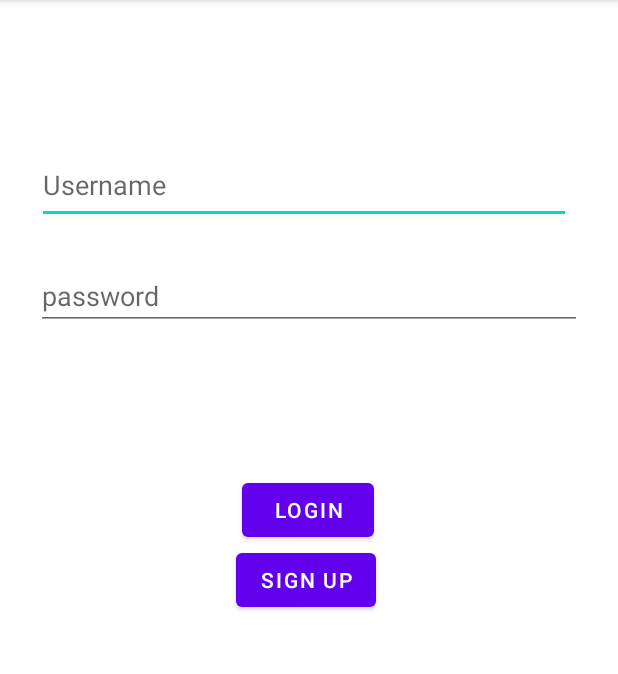
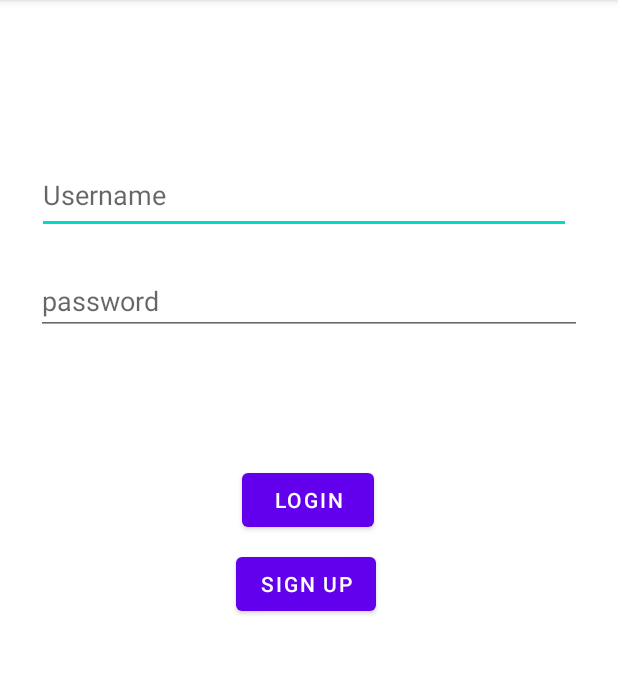
Before and after one commit to jacobspettigrew/AlzRemindersCaretaker, an Android app: the screen it shows after launch (App), on a phone screen of 412 x 824 dp, the part 84-758 px from its top. Run offline under Robolectric (Android 15) with nearby library versions, the phone set to English and light mode, and no system bars; libraries missing offline, so code that uses them is left out: com.parse; 1 statement that could not run was skipped.

Commit message:
added extra activity to add patientId

```diff
--- a/app/src/main/AndroidManifest.xml
+++ b/app/src/main/AndroidManifest.xml
@@ -22,6 +22,7 @@
         <activity android:name=".Home"/>
         <activity android:name=".Reminder"/>
         <activity android:name=".MainTask"/>
+        <activity android:name=".SetId"/>
 
         <meta-data
             android:name="com.parse.SERVER_URL"
--- a/app/src/main/java/com/Alzreminder_caregiver/App.java
+++ b/app/src/main/java/com/Alzreminder_caregiver/App.java
@@ -32,9 +32,10 @@ public class App extends AppCompatActivity  {
         );
 
         setContentView(R.layout.activity_main);
-        if(ParseUser.getCurrentUser() != null){
-            goToMainTask();
-        }
+//        if(ParseUser.getCurrentUser() != null){
+//            goToMainTask();
+//        }
+
     }
 
 
@@ -66,8 +67,14 @@ public class App extends AppCompatActivity  {
                 public void done(ParseUser user, ParseException e) {
                     if(user != null){
                         Toast.makeText(getApplicationContext(),"Login successful", Toast.LENGTH_SHORT).show();
-                        Intent intent = new Intent(view.getContext(), Home.class);
-                        startActivity(intent);
+                        if(!user.getBoolean("connectToPatient")){
+                            Intent intent = new Intent(view.getContext(), SetId.class);
+                            startActivity(intent);
+                        }
+                        else{
+                            Intent intent = new Intent(view.getContext(), Home.class);
+                            startActivity(intent);
+                        }
                     }
                     else {
                         Toast.makeText(getApplicationContext(), e.getMessage(), Toast.LENGTH_SHORT).show();
--- a/app/src/main/java/com/Alzreminder_caregiver/Home.java
+++ b/app/src/main/java/com/Alzreminder_caregiver/Home.java
@@ -38,7 +38,6 @@ public class Home extends AppCompatActivity implements View.OnClickListener {
     @Override
     public void onClick(View view) {
         Intent intent;
-
         switch(view.getId()){
             case R.id.cardViewTask: {
                 intent = new Intent(this, MainTask.class);
@@ -53,8 +52,6 @@ public class Home extends AppCompatActivity implements View.OnClickListener {
             default:{
                 break;
             }
-
         }
-
     }
 }
--- a/app/src/main/java/com/Alzreminder_caregiver/MainTask.java
+++ b/app/src/main/java/com/Alzreminder_caregiver/MainTask.java
@@ -13,5 +13,4 @@ public class MainTask extends AppCompatActivity {
         super.onCreate(savedInstanceState);
         setContentView(R.layout.activity_caregiver_tasks);
     }
-
 }
--- a/app/src/main/res/layout/activity_main.xml
+++ b/app/src/main/res/layout/activity_main.xml
@@ -14,7 +14,7 @@
         android:layout_marginStart="24dp"
         android:layout_marginTop="98dp"
         android:layout_marginEnd="31dp"
-        android:layout_marginBottom="25dp"
+        android:layout_marginBottom="5dp"
         android:hint="Username"
         android:inputType="textEmailAddress"
         android:selectAllOnFocus="true"
@@ -28,12 +28,14 @@
         android:layout_width="0dp"
         android:layout_height="wrap_content"
         android:layout_marginStart="24dp"
-        android:layout_marginTop="25dp"
+        android:layout_marginTop="10dp"
         android:layout_marginEnd="24dp"
+        android:layout_marginBottom="60dp"
         android:hint="password"
         android:imeOptions="actionDone"
         android:inputType="textPassword"
         android:selectAllOnFocus="true"
+        app:layout_constraintBottom_toTopOf="@+id/login"
         app:layout_constraintEnd_toEndOf="parent"
         app:layout_constraintHorizontal_bias="1.0"
         app:layout_constraintStart_toStartOf="parent"
@@ -59,6 +61,7 @@
         android:id="@+id/login"
         android:layout_width="wrap_content"
         android:layout_height="wrap_content"
+        android:layout_marginTop="20dp"
         android:layout_marginBottom="404dp"
         android:onClick="loggingIn"
         android:text="LOGIN"
@@ -66,20 +69,21 @@
         app:layout_constraintEnd_toEndOf="parent"
         app:layout_constraintHorizontal_bias="0.498"
         app:layout_constraintStart_toStartOf="parent"
-        app:layout_constraintTop_toBottomOf="@+id/password"
-        app:layout_constraintVertical_bias="0.739" />
+        app:layout_constraintTop_toBottomOf="@+id/passwordLogin" />
 
     <Button
         android:id="@+id/sign_up"
         android:layout_width="wrap_content"
         android:layout_height="wrap_content"
         android:layout_marginStart="157dp"
+        android:layout_marginTop="10dp"
         android:layout_marginEnd="162dp"
         android:layout_marginBottom="357dp"
         android:onClick="goToSignUp"
         android:text="SIGN UP"
         app:layout_constraintBottom_toBottomOf="parent"
         app:layout_constraintEnd_toEndOf="parent"
-        app:layout_constraintStart_toStartOf="parent" />
+        app:layout_constraintStart_toStartOf="parent"
+        app:layout_constraintTop_toBottomOf="@+id/login" />
 
 </androidx.constraintlayout.widget.ConstraintLayout>
```
Also changed, not shown: app/src/main/java/com/Alzreminder_caregiver/SetId.java (added, +84 -0 lines), app/src/main/res/layout/caregiver_set_id.xml (added, +40 -0 lines).
